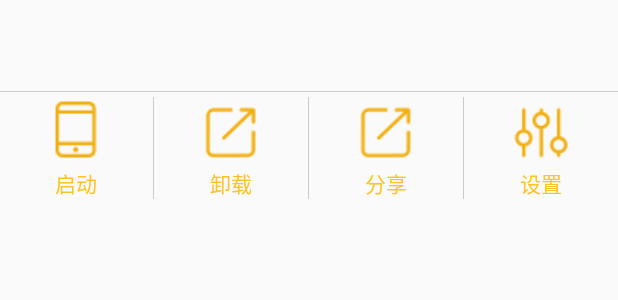
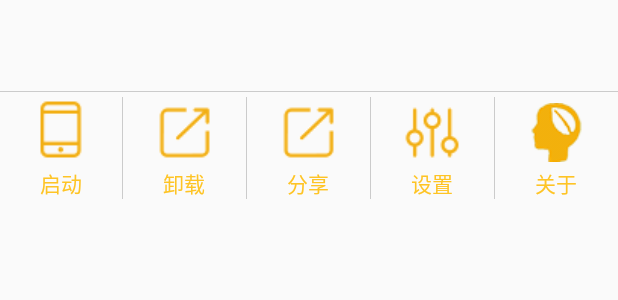
Before and after one commit to q526261747/MobileGuard, an Android app: the layout item_appmanager_list.xml on its own in the app's theme, with its tools: preview values and no code run, on a phone screen of 412 x 824 dp. Shown: the top 300 px of the screen. Run offline under Robolectric (Android 15) with nearby library versions, the phone set to English and light mode, and no system bars.

Commit message:
应用管家显示关于app

```diff
--- a/app/src/main/res/layout/item_appmanager_list.xml
+++ b/app/src/main/res/layout/item_appmanager_list.xml
@@ -74,6 +74,14 @@
             style="@style/tvyellow14sp"
             android:text="设置"
             android:drawableTop="@drawable/settingicon_yellow_n"/>
-
+        <View
+            android:layout_width="1px"
+            android:layout_height="match_parent"
+            android:background="@color/black30"/>
+        <TextView
+            android:id="@+id/tv_about_app"
+            style="@style/tvyellow14sp"
+            android:text="关于"
+            android:drawableTop="@drawable/abouticon_yellow_n"/>
     </LinearLayout>
 </LinearLayout>
```
Also changed, not shown: app/src/main/java/cn/edu/gdmec/android/mobileguard/m4appmanager/adapter/AppManagerAdapter.java (+10 -0 lines), app/src/main/java/cn/edu/gdmec/android/mobileguard/m4appmanager/entity/AppInfo.java (+16 -0 lines), app/src/main/java/cn/edu/gdmec/android/mobileguard/m4appmanager/utils/AppInfoParser.java (+45 -1 lines), app/src/main/java/cn/edu/gdmec/android/mobileguard/m4appmanager/utils/EngineUtils.java (+18 -0 lines), app/src/main/res/drawable/abouticon_yellow_n.png (added).
